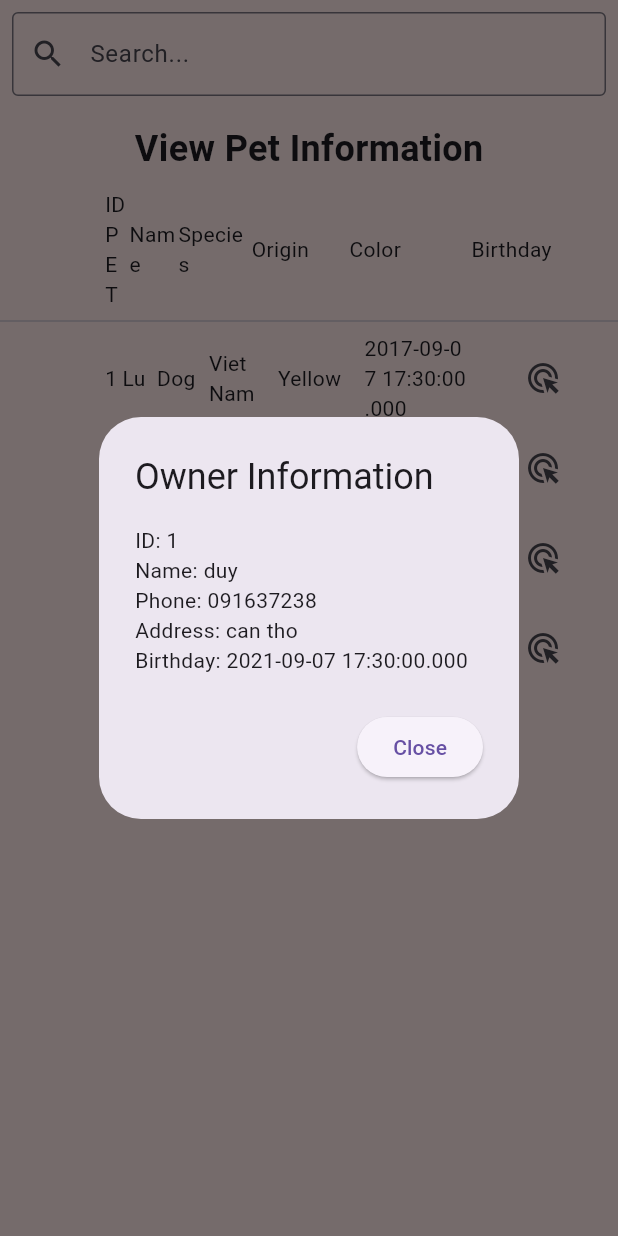
After one commit to Tan2DK/Doctor-Pet, a Flutter app: the PetView screen opened directly, after a tap on the "ads click" icon, on a phone screen of 412 x 824 dp. The commit adds this screen. Run offline on Flutter 3.47's test engine with Material 3 defaults, Android fonts, the phone set to English and light mode, and no system bars; our stand-ins replace flutter_easyloading, get.

Commit message:
Ui Petmanager v1

```diff
--- /dev/null
+++ b/packages/doctor_pet/lib/comon_wiget/DataTitleWidget.dart
@@ -0,0 +1,26 @@
+import 'package:doctor_pet/core/data/DataTitleModel.dart';
+import 'package:flutter/material.dart';
+
+class DataTitleWidget extends StatelessWidget {
+  const DataTitleWidget({super.key, required this.titles});
+
+  final List<DataTitleModel> titles;
+
+  @override
+  Widget build(BuildContext context) {
+    return Row(
+      children: [
+        const SizedBox(width: 70),
+        ...titles
+            .map(
+              (e) => Flexible(
+                flex: e.flex,
+                fit: FlexFit.tight,
+                child: Text(e.name),
+              ),
+            )
+            .toList(),
+      ],
+    );
+  }
+}
--- /dev/null
+++ b/packages/doctor_pet/lib/core/data/DataTitleModel.dart
@@ -0,0 +1,6 @@
+class DataTitleModel {
+  final String name;
+  final int flex;
+
+  DataTitleModel({required this.name, required this.flex});
+}
--- /dev/null
+++ b/packages/doctor_pet/lib/core/data/owner.dart
@@ -0,0 +1,8 @@
+class owner {
+  String id;
+  String name;
+  String phone;
+  String address;
+  DateTime birthday;
+  owner({required this.name,required this.id,required this.address,required this.birthday,required this.phone});
+}
--- /dev/null
+++ b/packages/doctor_pet/lib/core/data/pet.dart
@@ -0,0 +1,12 @@
+import 'owner.dart';
+
+class pet {
+  String id;
+  String name;
+  String species;
+  DateTime birthday;
+  String origin;
+  String color;
+  owner own;
+  pet({required this.birthday,required this.id,required this.name,required this.color,required this.origin,required this.species,required this.own});
+}
--- a/packages/doctor_pet/lib/utils/app_routes.dart
+++ b/packages/doctor_pet/lib/utils/app_routes.dart
@@ -1,7 +1,11 @@
+import 'package:doctor_pet/views/login/login.dart';
+import 'package:doctor_pet/views/pet/Screenmain.dart';
 import 'package:get/get.dart';
 
 import '../views/home/home_binding.dart';
 import '../views/home/home_view.dart';
+import 'package:doctor_pet/views/pet/pet_view.dart';
+import 'package:doctor_pet/views/pet/pet_binding.dart';
 
 class AppRoutes {
   AppRoutes._();
@@ -12,9 +16,17 @@ class AppRoutes {
       page: () => const HomeView(),
       binding: HomeBinding(),
     ),
+    GetPage(
+      name: RoutesName.pet,
+      page: () => const Screenmain(),
+      binding: PetBinding(),
+    ),
+
   ];
+
 }
 
 class RoutesName {
   static const String home = '/home';
+  static const String pet = '/pet';
 }
--- /dev/null
+++ b/packages/doctor_pet/lib/views/pet/pet_controller.dart
@@ -0,0 +1,3 @@
+import 'package:get/get.dart';
+
+class PetController extends GetxController {}
--- /dev/null
+++ b/packages/doctor_pet/lib/views/pet/pet_view.dart
@@ -0,0 +1,183 @@
+import 'package:flutter/material.dart';
+import 'package:doctor_pet/core/data/pet.dart';
+import 'package:doctor_pet/core/data/owner.dart';
+import 'package:doctor_pet/comon_wiget/DataTitleWidget.dart';
+import 'package:doctor_pet/core/data/DataTitleModel.dart';
+
+class PetView extends StatelessWidget {
+  const PetView({Key? key}) : super(key: key);
+
+  @override
+  Widget build(BuildContext context) {
+    final List<pet> data = [
+      pet(
+        id: '1',
+        name: 'Lu',
+        species: 'Dog',
+        origin: 'Viet Nam',
+        color: 'Yellow',
+        birthday: DateTime(2017, 9, 7, 17, 30),
+        own: owner(
+          id: '1',
+          name: 'duy',
+          phone: '091637238',
+          address: 'can tho',
+          birthday: DateTime(2021, 9, 7, 17, 30),
+        ),
+      ),
+      pet(
+        id: '2',
+        name: 'Na',
+        species: 'Dog',
+        origin: 'Viet Nam',
+        color: 'red',
+        birthday: DateTime(2017, 9, 7, 17, 30),
+        own: owner(
+          id: '2',
+          name: 'nhut kep',
+          phone: '0919028212',
+          address: 'can tho',
+          birthday: DateTime(2021, 9, 7, 17, 30),
+        ),
+      ),
+      pet(
+        id: '3',
+        name: 'Ldu',
+        species: 'Dog',
+        origin: 'Viet Nam',
+        color: 'Yellow',
+        birthday: DateTime(2017, 9, 7, 17, 30),
+        own: owner(
+          id: '3',
+          name: 'tan huynh',
+          phone: '091637238',
+          address: 'can tho',
+          birthday: DateTime(2021, 9, 7, 17, 30),
+        ),
+      ),
+      pet(
+        id: '4',
+        name: 'popo',
+        species: 'Dog',
+        origin: 'Viet Nam',
+        color: 'Yellow',
+        birthday: DateTime(2017, 9, 7, 17, 30),
+        own: owner(
+          id: '4',
+          name: 'vinh',
+          phone: '091637238',
+          address: 'can tho',
+          birthday: DateTime(2021, 9, 7, 17, 30),
+        ),
+      ),
+
+      // Add more pets as needed
+    ];
+
+    return Scaffold(
+
+      body: Container(
+        decoration: BoxDecoration(
+          color: Color.fromARGB(255, 254, 234, 234),
+        ),
+        child: Column(
+          crossAxisAlignment: CrossAxisAlignment.stretch,
+          children: [
+            Padding(
+              padding: const EdgeInsets.all(8.0),
+              child: TextField(
+                decoration: InputDecoration(
+                  hintText: 'Search...',
+                  prefixIcon: Icon(Icons.search),
+                  border: OutlineInputBorder(),
+                ),
+              ),
+            ),
+            SizedBox(height: 10),
+            Center(
+              child: Text(
+                'View Pet Information',
+                style: TextStyle(
+                  fontSize: 24,
+                  fontWeight: FontWeight.bold,
+                ),
+              ),
+            ),
+            SizedBox(height: 10),
+            DataTitleWidget(
+              titles: [
+                DataTitleModel(name: 'ID PET', flex: 1),
+                DataTitleModel(name: 'Name', flex: 2),
+                DataTitleModel(name: 'Species', flex: 3),
+                DataTitleModel(name: 'Origin', flex: 4),
+                DataTitleModel(name: 'Color', flex: 5),
+                DataTitleModel(name: 'Birthday', flex: 6),
+              ],
+            ),
+            const Divider(),
+            Expanded(
+              child: ListView.builder(
+                itemBuilder: (context, index) => Row(
+                  children: [
+                    Expanded(
+                      flex: 6,
+                      child: DataTitleWidget(
+                        titles: [
+                          DataTitleModel(name: data[index].id, flex: 1),
+                          DataTitleModel(name: data[index].name, flex: 2),
+                          DataTitleModel(name: data[index].species, flex: 3),
+                          DataTitleModel(name: data[index].origin, flex: 4),
+                          DataTitleModel(name: data[index].color, flex: 5),
+                          DataTitleModel(
+                            name: data[index].birthday.toString(),
+                            flex: 6,
+                          ),
+                        ],
+                      ),
+                    ),
+                    Container(
+                      width: 100, // Set the width of the container
+                      child: IconButton(
+                        icon: Icon(Icons.ads_click),
+                        onPressed: () {
+                          showDialog(
+                            context: context,
+                            builder: (BuildContext context) {
+                              return AlertDialog(
+                                title: Text('Owner Information'),
+                                content: Column(
+                                  crossAxisAlignment: CrossAxisAlignment.start,
+                                  mainAxisSize: MainAxisSize.min,
+                                  children: [
+                                    Text('ID: ${data[index].own.id}'),
+                                    Text('Name: ${data[index].own.name}'),
+                                    Text('Phone: ${data[index].own.phone}'),
+                                    Text('Address: ${data[index].own.address}'),
+                                    Text('Birthday: ${data[index].own.birthday}'),
+                                  ],
+                                ),
+                                actions: [
+                                  ElevatedButton(
+                                    onPressed: () {
+                                      Navigator.of(context).pop(); // Close the dialog
+                                    },
+                                    child: Text('Close'),
+                                  ),
+                                ],
+                              );
+                            },
+                          );
+                        },
+                      ),
+                    ),
+                  ],
+                ),
+                itemCount: data.length,
+              ),
+            ),
+          ],
+        ),
+      ),
+    );
+  }
+}
```
Also changed, not shown: packages/doctor_pet/lib/views/pet/Screenmain.dart (added, +192 -0 lines), packages/doctor_pet/lib/views/pet/pet_binding.dart (added, +9 -0 lines), packages/doctor_pet/assets/img/dcare.png (added), packages/doctor_pet/assets/img/home.png (added), packages/doctor_pet/lib/main.dart (line endings or trailing spaces).
